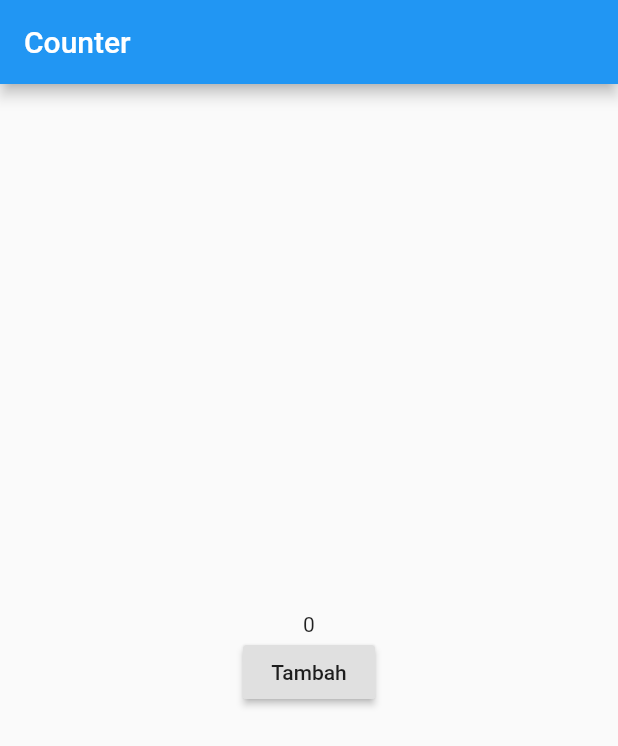
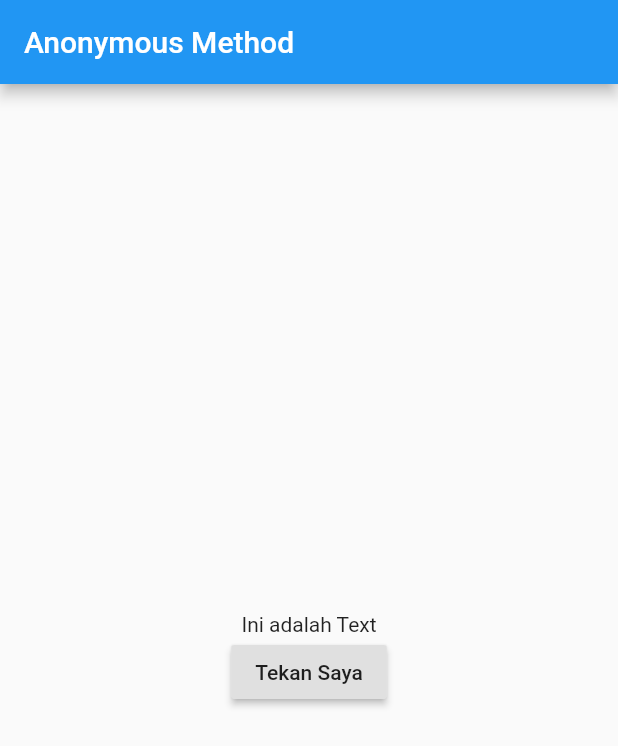
Before and after one commit to myxzlpltk/flutter-learning, a Flutter app: the screen it shows after launch, on a phone screen of 412 x 824 dp. Shown: the top 746 px of the screen. Run offline on Flutter 3.47's test engine with Material 2 defaults, Android fonts, the phone set to English and light mode, and no system bars.

Commit message:
Learning anonymous method

```diff
--- a/lib/main.dart
+++ b/lib/main.dart
@@ -10,34 +10,27 @@ class MyApp extends StatefulWidget {
 }
 
 class _MyAppState extends State<MyApp> {
-  int number = 0;
-
-  void counterUp() {
-    setState(() {
-      number = number + 1;
-    });
-  }
+  String message = "Ini adalah Text";
 
   @override
   Widget build(BuildContext context) {
     return MaterialApp(
       home: Scaffold(
         appBar: AppBar(
-          title: Text("Counter"),
+          title: Text("Anonymous Method"),
         ),
         body: Center(
           child: Column(
             mainAxisAlignment: MainAxisAlignment.center,
-            children: <Widget>[
-              Text(
-                number.toString(),
-                style: TextStyle(
-                  fontSize: 14+number.toDouble()
-                ),
-              ),
+            children: [
+              Text(message),
               RaisedButton(
-                child: Text("Tambah"),
-                onPressed: counterUp,
+                child: Text("Tekan Saya"),
+                onPressed: () {
+                  setState(() {
+                    message = "Tombol sudah ditekan";
+                  });
+                },
               )
             ],
           ),
```
